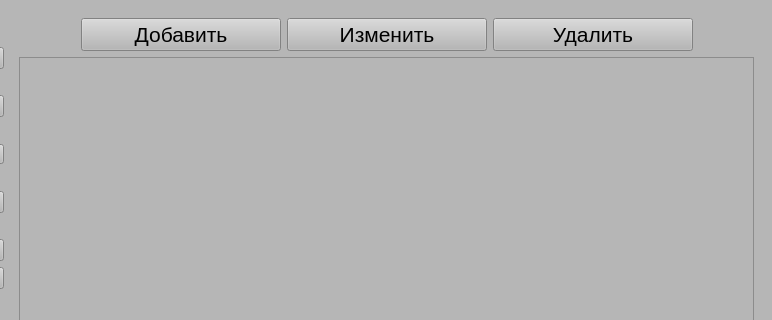
Old version of the form src/client/ui/ui_main.ui in the repository Daottt/field-service; both pictures show x 314 to 1086 and y 0 to 320 of the 1086 by 676 pixel window.
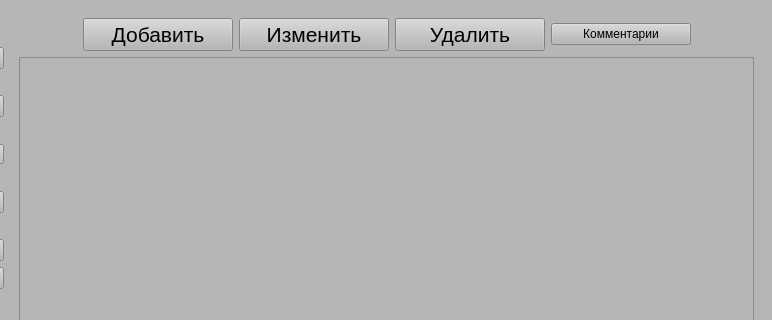
New version of the form. The open tabs and pages were chosen to show the change.

Commit message: добавил комментарии и отзывы

Patch:
```diff
--- a/src/client/ui/ui_main.ui
+++ b/src/client/ui/ui_main.ui
@@ -518,7 +518,7 @@
              <widget class="QPushButton" name="Add_R">
               <property name="minimumSize">
                <size>
-                <width>200</width>
+                <width>150</width>
                 <height>0</height>
                </size>
               </property>
@@ -539,7 +539,7 @@
              <widget class="QPushButton" name="Update_R">
               <property name="minimumSize">
                <size>
-                <width>200</width>
+                <width>150</width>
                 <height>0</height>
                </size>
               </property>
@@ -560,7 +560,7 @@
              <widget class="QPushButton" name="Delete_R">
               <property name="minimumSize">
                <size>
-                <width>200</width>
+                <width>150</width>
                 <height>0</height>
                </size>
               </property>
@@ -577,6 +577,19 @@
               </property>
              </widget>
             </item>
+            <item>
+             <widget class="QPushButton" name="com_R">
+              <property name="minimumSize">
+               <size>
+                <width>140</width>
+                <height>0</height>
+               </size>
+              </property>
+              <property name="text">
+               <string>Комментарии</string>
+              </property>
+             </widget>
+            </item>
             <item>
              <spacer name="horizontalSpacer_12">
               <property name="orientation">
```
Left out of the diff: 2 changed lines with no effect on the pictures. The commit also changes 16 other files.
